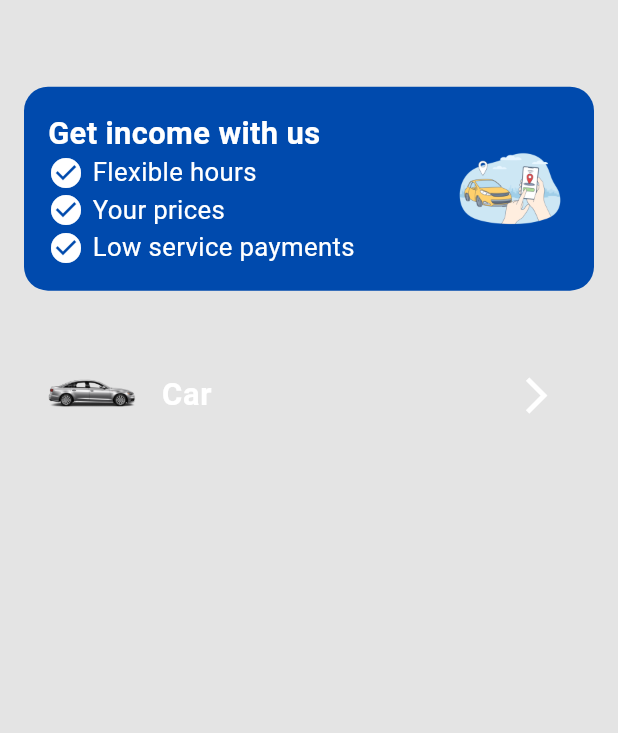
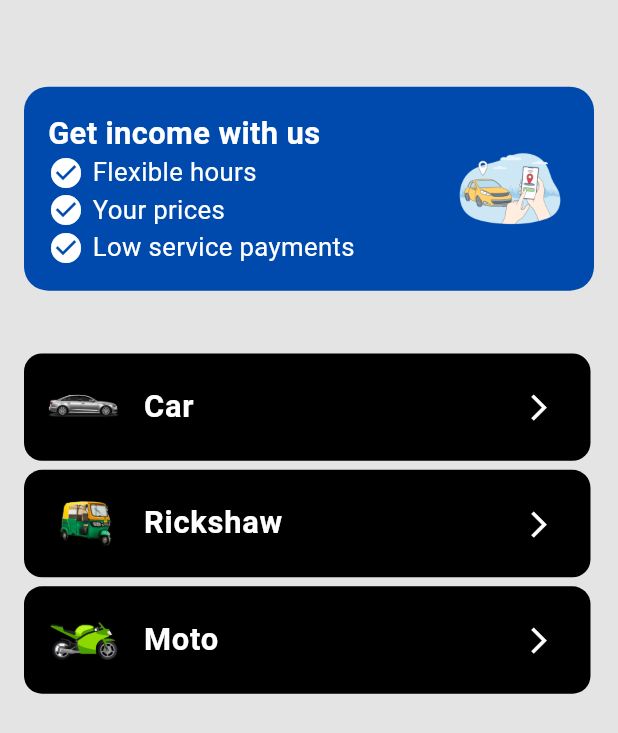
Before and after one commit to ShakilKhan999/indrive, a Flutter app: the screen it shows after launch, on a phone screen of 412 x 824 dp. Shown: the top 733 px of the screen. Run offline on Flutter 3.47's test engine with Material 3 defaults, Android fonts, the light colour scheme and no system bars; our stand-ins replace firebase_core, flutter_screenutil, get, google_fonts, intl_phone_field, pinput; accounts and stored records are empty.

Commit message:
driver registration

```diff
--- a/lib/components/common_components.dart
+++ b/lib/components/common_components.dart
@@ -1,8 +1,8 @@
 
-import 'dart:ui';
 
 import 'package:flutter/material.dart';
 import 'package:flutter_screenutil/flutter_screenutil.dart';
+import 'package:indrive/helpers/color_helper.dart';
 import 'package:indrive/helpers/space_helper.dart';
 
 class CommonComponents{
@@ -13,20 +13,21 @@ class CommonComponents{
 
 
 
-  Widget CommonButton({
+  Widget commonButton({
     required text, required VoidCallback onPressed,  bool disabled=false,
-    Icon? icon, String? imagePath, double borderRadius=24, double fontSize=16
+    Icon? icon, String? imagePath, double borderRadius=24, double fontSize=16, Color color=const Color(0xFF004AAD)
   }){
     return GestureDetector(
       onTap:disabled?null: onPressed,
       child: Container(
         padding: const EdgeInsets.symmetric(vertical: 12, horizontal: 24),
         decoration: BoxDecoration(
-          color:disabled?Colors.grey: Colors.green, // Change this to your desired color
+          color:disabled?ColorHelper.lightGreyColor: color, // Change this to your desired color
           borderRadius: BorderRadius.circular(borderRadius), // Rounded corners
         ),
         child: Center(
           child: Row(
+            mainAxisAlignment: MainAxisAlignment.center,
             children: [
               icon ?? (imagePath!=null?Image.asset(imagePath):const SizedBox()),
               SpaceHelper.horizontalSpace5,
@@ -46,11 +47,11 @@ class CommonComponents{
   }
 
 
-  Widget CommonTextPicker({
+  Widget commonTextPicker({
   required String labelText, required TextEditingController textController
 }){
     return Container(
-      padding: EdgeInsets.all(16),
+      padding: const EdgeInsets.all(16),
       decoration: BoxDecoration(
         color: Colors.white,
         borderRadius: BorderRadius.circular(12),
@@ -59,7 +60,7 @@ class CommonComponents{
             color: Colors.grey.withOpacity(0.5),
             spreadRadius: 1,
             blurRadius: 5,
-            offset: Offset(0, 2), // changes position of shadow
+            offset: const Offset(0, 2), // changes position of shadow
           ),
         ],
       ),
@@ -69,7 +70,7 @@ class CommonComponents{
           Text(
             labelText,
             style: TextStyle(
-              fontSize: 16,
+              fontSize: 16.sp,
               fontWeight: FontWeight.bold,
             ),
           ),
@@ -80,7 +81,7 @@ class CommonComponents{
               border: OutlineInputBorder(
                 borderRadius: BorderRadius.circular(12),
               ),
-              contentPadding: EdgeInsets.symmetric(vertical: 12, horizontal: 16),
+              contentPadding: const EdgeInsets.symmetric(vertical: 12, horizontal: 16),
             ),
           ),
           SpaceHelper.verticalSpace5,
--- a/lib/screens/driver/home_screen.dart
+++ b/lib/screens/driver/home_screen.dart
@@ -1,12 +1,14 @@
-import 'package:flutter/cupertino.dart';
+
 import 'package:flutter/material.dart';
 import 'package:flutter_screenutil/flutter_screenutil.dart';
+import 'package:get/get.dart';
 import 'package:indrive/components/common_components.dart';
 import 'package:indrive/helpers/color_helper.dart';
 import 'package:indrive/helpers/space_helper.dart';
+import 'package:indrive/screens/driver/fill_info.dart';
 
 class DriverHomeScreen extends StatelessWidget {
-  const DriverHomeScreen({Key? key}) : super(key: key);
+  const DriverHomeScreen({super.key});
 
   @override
   Widget build(BuildContext context) {
@@ -21,7 +23,7 @@ class DriverHomeScreen extends StatelessWidget {
               SpaceHelper.verticalSpace35,
              _buildTopCardView(),
               SpaceHelper.verticalSpace35,
-             _buildSelectionView()
+             _buildSelectionView(context)
 
             ],
           ),
@@ -32,7 +34,7 @@ class DriverHomeScreen extends StatelessWidget {
 
   Widget _buildTopCardView(){
     return  Container(
-      padding: EdgeInsets.all(16),
+      padding: const EdgeInsets.all(16),
       decoration: BoxDecoration(
         color: ColorHelper.primaryColor,
         borderRadius: BorderRadius.circular(16),
@@ -47,21 +49,21 @@ class DriverHomeScreen extends StatelessWidget {
                 SpaceHelper.horizontalSpace5,
                 Row(
                   children: [
-                    Icon(Icons.check_circle, color: Colors.white),
+                    const Icon(Icons.check_circle, color: Colors.white),
                     SpaceHelper.horizontalSpace5,
                     CommonComponents().printText(fontSize: 15, textData: 'Flexible hours', fontWeight: FontWeight.normal),
                   ],
                 ),
                 Row(
                   children: [
-                    Icon(Icons.check_circle, color: Colors.white),
+                    const Icon(Icons.check_circle, color: Colors.white),
                     SpaceHelper.horizontalSpace5,
                     CommonComponents().printText(fontSize: 15, textData: 'Your prices', fontWeight: FontWeight.normal),
                   ],
                 ),
                 Row(
                   children: [
-                    Icon(Icons.check_circle, color: Colors.white),
+                    const Icon(Icons.check_circle, color: Colors.white),
                     SpaceHelper.horizontalSpace5,
                     CommonComponents().printText(fontSize: 15, textData: 'Low service payments',fontWeight: FontWeight.normal),
 
@@ -79,15 +81,68 @@ class DriverHomeScreen extends StatelessWidget {
       ),
     );
   }
-  Widget _buildSelectionView(){
-    return  Container(
-      child: ListTile(
-        leading: SizedBox(
-            height: 40.h,width: 50.h,
-            child: Image.asset("assets/images/car.png")),
-        title:  CommonComponents().printText(fontSize: 18, textData: "Car", fontWeight: FontWeight.bold),
-        trailing: Icon(Icons.arrow_forward_ios,color: Colors.white,size: 25.sp,),
-      ),
+  Widget _buildSelectionView(BuildContext context){
+    return  Column(
+      children: [
+        Container(
+          height: 60.h,
+          width: MediaQuery.of(context).size.width-30.w,
+          decoration:  BoxDecoration(
+              color:  Colors.black,
+              borderRadius: BorderRadius.circular(12)
+          ),
+          child: Center(
+            child: InkWell(
+              onTap: (){
+                Get.to(const DriverInfoPage());
+              },
+              child: ListTile(
+                leading: SizedBox(
+                    height: 30.h,width: 40.h,
+                    child: Image.asset("assets/images/car.png")),
+                title:  CommonComponents().printText(fontSize: 18, textData: "Car", fontWeight: FontWeight.bold),
+                trailing: Icon(Icons.arrow_forward_ios,color: Colors.white,size: 18.sp,),
+              ),
+            ),
+          ),
+        ),
+        SpaceHelper.verticalSpace5,
+        Container(
+          height: 60.h,
+          width: MediaQuery.of(context).size.width-30.w,
+          decoration:  BoxDecoration(
+              color:  Colors.black,
+              borderRadius: BorderRadius.circular(12)
+          ),
+          child: Center(
+            child: ListTile(
+              leading: SizedBox(
+                  height: 30.h,width: 40.h,
+                  child: Image.asset("assets/images/rickshaw.png")),
+              title:  CommonComponents().printText(fontSize: 18, textData: "Rickshaw", fontWeight: FontWeight.bold),
+              trailing: Icon(Icons.arrow_forward_ios,color: Colors.white,size: 18.sp,),
+            ),
+          ),
+        ),
+        SpaceHelper.verticalSpace5,
+        Container(
+          height: 60.h,
+          width: MediaQuery.of(context).size.width-30.w,
+          decoration:  BoxDecoration(
+              color:  Colors.black,
+              borderRadius: BorderRadius.circular(12)
+          ),
+          child: Center(
+            child: ListTile(
+              leading: SizedBox(
+                  height: 30.h,width: 40.h,
+                  child: Image.asset("assets/images/bike.png")),
+              title:  CommonComponents().printText(fontSize: 18, textData: "Moto", fontWeight: FontWeight.bold),
+              trailing: Icon(Icons.arrow_forward_ios,color: Colors.white,size: 18.sp,),
+            ),
+          ),
+        ),
+      ],
     );
   }
 }
```
Also changed, not shown: lib/screens/driver/fill_info.dart (added, +89 -0 lines).
